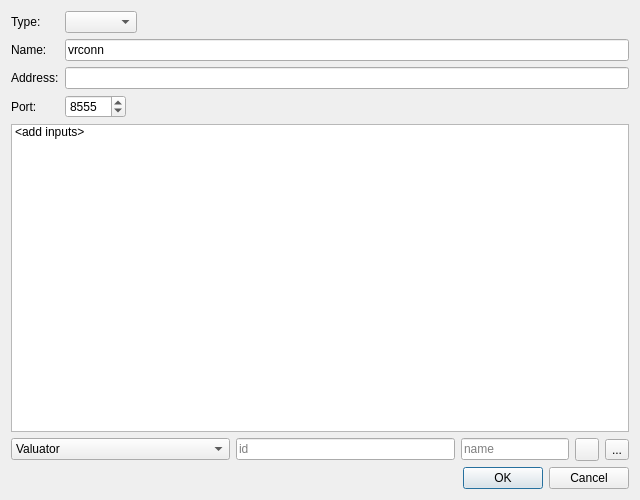
The window that Plugins/CAVEInteraction/pqVRAddConnectionDialog.ui (Kitware/ParaView) describes before a commit, drawn with Qt 5.
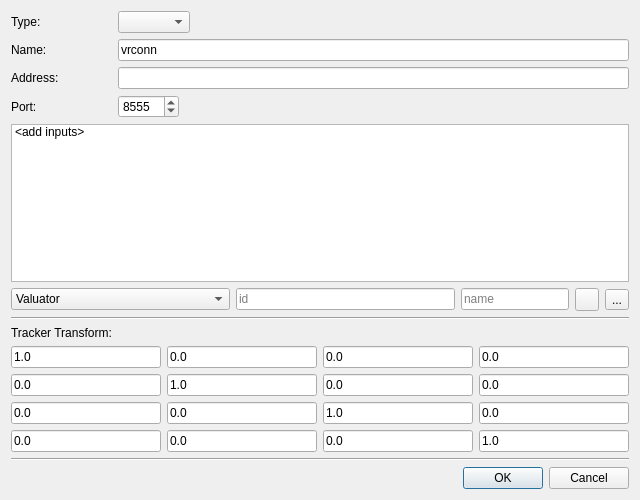
The same window after the commit. Icons and pictures are not drawn.

Commit message:
CAVEInteraction: Expose per-connection transform matrix in UI
pqVRConnection and pqVRUIConnection already have many of the needed
bits to manage a per-connection transformation which can be used to
multiply all incoming tracking matrices from the connections. All
that was missing is exposing it in the UI.

What changed in the file:
```diff
--- a/Plugins/CAVEInteraction/pqVRAddConnectionDialog.ui
+++ b/Plugins/CAVEInteraction/pqVRAddConnectionDialog.ui
@@ -170,6 +170,147 @@
     </layout>
    </item>
    <item row="7" column="0" colspan="2">
+    <widget class="Line" name="separatorLine1">
+     <property name="orientation">
+      <enum>Qt::Horizontal</enum>
+     </property>
+    </widget>
+   </item>
+   <item row="8" column="0">
+    <widget class="QLabel" name="label">
+     <property name="text">
+      <string>Tracker Transform:</string>
+     </property>
+    </widget>
+   </item>
+   <item row="9" column="0" colspan="2">
+    <layout class="QGridLayout" name="matrixGridLayout">
+      <!-- First column of matrix -->
+      <item row="0" column="0">
+       <widget class="QLineEdit" name="editRow0Col0">
+        <property name="text">
+         <string>1.0</string>
+        </property>
+       </widget>
+      </item>
+      <item row="1" column="0">
+       <widget class="QLineEdit" name="editRow1Col0">
+        <property name="text">
+         <string>0.0</string>
+        </property>
+       </widget>
+      </item>
+      <item row="2" column="0">
+       <widget class="QLineEdit" name="editRow2Col0">
+        <property name="text">
+         <string>0.0</string>
+        </property>
+       </widget>
+      </item>
+      <item row="3" column="0">
+       <widget class="QLineEdit" name="editRow3Col0">
+        <property name="text">
+         <string>0.0</string>
+        </property>
+       </widget>
+      </item>
+      <!-- Second column of matrix -->
+      <item row="0" column="1">
+       <widget class="QLineEdit" name="editRow0Col1">
+        <property name="text">
+         <string>0.0</string>
+        </property>
+       </widget>
+      </item>
+      <item row="1" column="1">
+       <widget class="QLineEdit" name="editRow1Col1">
+        <property name="text">
+         <string>1.0</string>
+        </property>
+       </widget>
+      </item>
+      <item row="2" column="1">
+       <widget class="QLineEdit" name="editRow2Col1">
+        <property name="text">
+         <string>0.0</string>
+        </property>
+       </widget>
+      </item>
+      <item row="3" column="1">
+       <widget class="QLineEdit" name="editRow3Col1">
+        <property name="text">
+         <string>0.0</string>
+        </property>
+       </widget>
+      </item>
+      <!-- Third column of matrix -->
+      <item row="0" column="2">
+       <widget class="QLineEdit" name="editRow0Col2">
+        <property name="text">
+         <string>0.0</string>
+        </property>
+       </widget>
+      </item>
+      <item row="1" column="2">
+       <widget class="QLineEdit" name="editRow1Col2">
+        <property name="text">
+         <string>0.0</string>
+        </property>
+       </widget>
+      </item>
+      <item row="2" column="2">
+       <widget class="QLineEdit" name="editRow2Col2">
+        <property name="text">
+         <string>1.0</string>
+        </property>
+       </widget>
+      </item>
+      <item row="3" column="2">
+       <widget class="QLineEdit" name="editRow3Col2">
+        <property name="text">
+         <string>0.0</string>
+        </property>
+       </widget>
+      </item>
+      <!-- Fourth column of matrix -->
+      <item row="0" column="3">
+       <widget class="QLineEdit" name="editRow0Col3">
+        <property name="text">
+         <string>0.0</string>
+        </property>
+       </widget>
+      </item>
+      <item row="1" column="3">
+       <widget class="QLineEdit" name="editRow1Col3">
+        <property name="text">
+         <string>0.0</string>
+        </property>
+       </widget>
+      </item>
+      <item row="2" column="3">
+       <widget class="QLineEdit" name="editRow2Col3">
+        <property name="text">
+         <string>0.0</string>
+        </property>
+       </widget>
+      </item>
+      <item row="3" column="3">
+       <widget class="QLineEdit" name="editRow3Col3">
+        <property name="text">
+         <string>1.0</string>
+        </property>
+       </widget>
+      </item>
+    </layout>
+   </item>
+   <item row="10" column="0" colspan="2">
+    <widget class="Line" name="separatorLine2">
+     <property name="orientation">
+      <enum>Qt::Horizontal</enum>
+     </property>
+    </widget>
+   </item>
+   <item row="11" column="0" colspan="2">
     <widget class="QDialogButtonBox" name="buttonBox">
      <property name="orientation">
       <enum>Qt::Horizontal</enum>
```
The commit also changes 4 other files.
